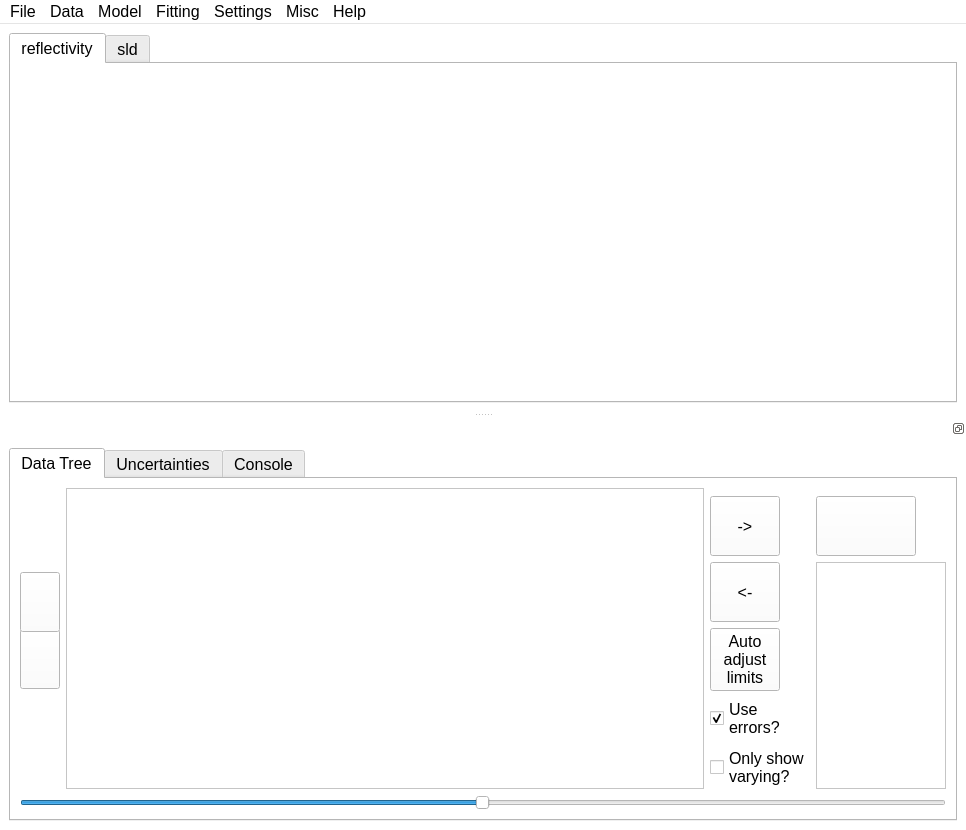
Old version of the form refnx/reflect/_app/ui/motofit.ui in the repository refnx/refnx.
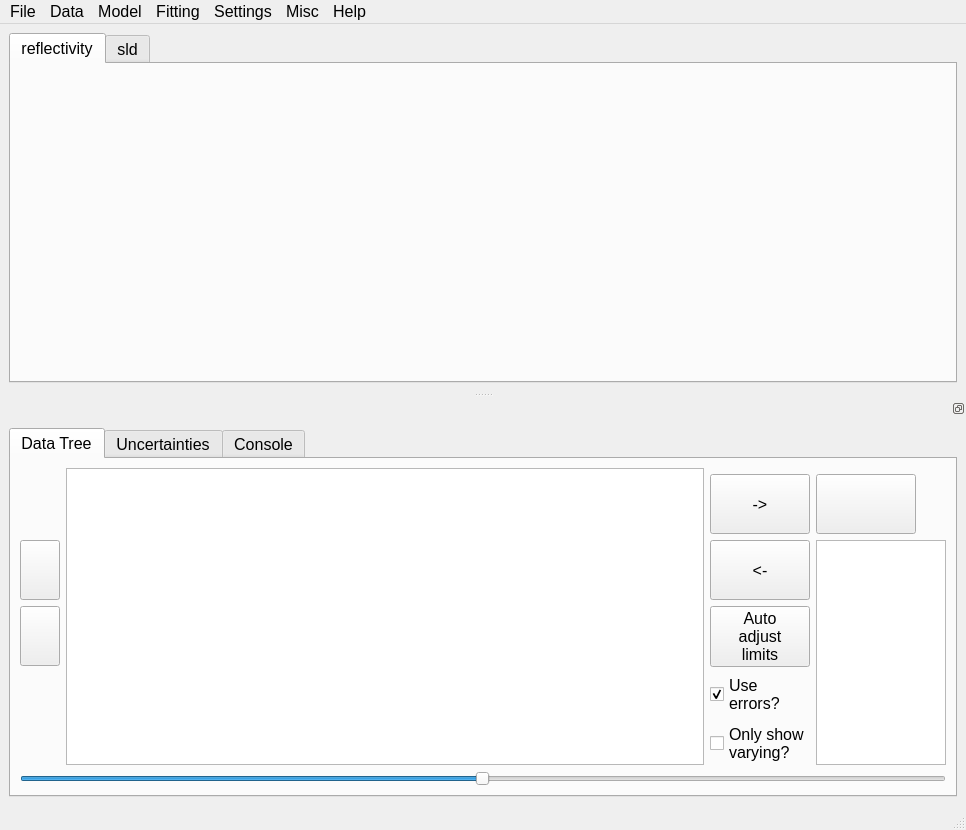
New version of the form. Icons and pictures are not drawn.

Commit message: MAINT: gui tending

What changed in the file:
```diff
--- a/refnx/reflect/_app/ui/motofit.ui
+++ b/refnx/reflect/_app/ui/motofit.ui
@@ -22,448 +22,6 @@
     <height>800</height>
    </size>
   </property>
-  <property name="palette">
-   <palette>
-    <active>
-     <colorrole role="WindowText">
-      <brush brushstyle="SolidPattern">
-       <color alpha="255">
-        <red>0</red>
-        <green>0</green>
-        <blue>0</blue>
-       </color>
-      </brush>
-     </colorrole>
-     <colorrole role="Button">
-      <brush brushstyle="SolidPattern">
-       <color alpha="255">
-        <red>255</red>
-        <green>255</green>
-        <blue>255</blue>
-       </color>
-      </brush>
-     </colorrole>
-     <colorrole role="Light">
-      <brush brushstyle="SolidPattern">
-       <color alpha="255">
-        <red>255</red>
-        <green>255</green>
-        <blue>255</blue>
-       </color>
-      </brush>
-     </colorrole>
-     <colorrole role="Midlight">
-      <brush brushstyle="SolidPattern">
-       <color alpha="255">
-        <red>255</red>
-        <green>255</green>
-        <blue>255</blue>
-       </color>
-      </brush>
-     </colorrole>
-     <colorrole role="Dark">
-      <brush brushstyle="SolidPattern">
-       <color alpha="255">
-        <red>127</red>
-        <green>127</green>
-        <blue>127</blue>
-       </color>
-      </brush>
-     </colorrole>
-     <colorrole role="Mid">
-      <brush brushstyle="SolidPattern">
-       <color alpha="255">
-        <red>170</red>
-        <green>170</green>
-        <blue>170</blue>
-       </color>
-      </brush>
-     </colorrole>
-     <colorrole role="Text">
-      <brush brushstyle="SolidPattern">
-       <color alpha="255">
-        <red>0</red>
-        <green>0</green>
-        <blue>0</blue>
-       </color>
-      </brush>
-     </colorrole>
-     <colorrole role="BrightText">
-      <brush brushstyle="SolidPattern">
-       <color alpha="255">
-        <red>255</red>
-        <green>255</green>
-        <blue>255</blue>
-       </color>
-      </brush>
-     </colorrole>
-     <colorrole role="ButtonText">
-      <brush brushstyle="SolidPattern">
-       <color alpha="255">
-        <red>0</red>
-        <green>0</green>
-        <blue>0</blue>
-       </color>
-      </brush>
-     </colorrole>
-     <colorrole role="Base">
-      <brush brushstyle="SolidPattern">
-       <color alpha="255">
-        <red>255</red>
-        <green>255</green>
-        <blue>255</blue>
-       </color>
-      </brush>
-     </colorrole>
-     <colorrole role="Window">
-      <brush brushstyle="SolidPattern">
-       <color alpha="255">
-        <red>255</red>
-        <green>255</green>
-        <blue>255</blue>
-       </color>
-      </brush>
-     </colorrole>
-     <colorrole role="Shadow">
-      <brush brushstyle="SolidPattern">
-       <color alpha="255">
-        <red>0</red>
-        <green>0</green>
-        <blue>0</blue>
-       </color>
-      </brush>
-     </colorrole>
-     <colorrole role="AlternateBase">
-      <brush brushstyle="SolidPattern">
-       <color alpha="255">
-        <red>255</red>
-        <green>255</green>
-        <blue>255</blue>
-       </color>
-      </brush>
-     </colorrole>
-     <colorrole role="ToolTipBase">
-      <brush brushstyle="SolidPattern">
-       <color alpha="255">
-        <red>255</red>
-        <green>255</green>
-        <blue>220</blue>
-       </color>
-      </brush>
-     </colorrole>
-     <colorrole role="ToolTipText">
-      <brush brushstyle="SolidPattern">
-       <color alpha="255">
-        <red>0</red>
-        <green>0</green>
-        <blue>0</blue>
-       </color>
-      </brush>
-     </colorrole>
-     <colorrole role="PlaceholderText">
-      <brush brushstyle="NoBrush">
-       <color alpha="128">
-        <red>0</red>
-        <green>0</green>
-        <blue>0</blue>
-       </color>
-      </brush>
-     </colorrole>
-    </active>
-    <inactive>
-     <colorrole role="WindowText">
-      <brush brushstyle="SolidPattern">
-       <color alpha="255">
-        <red>0</red>
-        <green>0</green>
-        <blue>0</blue>
-       </color>
-      </brush>
-     </colorrole>
-     <colorrole role="Button">
-      <brush brushstyle="SolidPattern">
-       <color alpha="255">
-        <red>255</red>
-        <green>255</green>
-        <blue>255</blue>
-       </color>
-      </brush>
-     </colorrole>
-     <colorrole role="Light">
-      <brush brushstyle="SolidPattern">
-       <color alpha="255">
-        <red>255</red>
-        <green>255</green>
-        <blue>255</blue>
-       </color>
-      </brush>
-     </colorrole>
-     <colorrole role="Midlight">
-      <brush brushstyle="SolidPattern">
-       <color alpha="255">
-        <red>255</red>
-        <green>255</green>
-        <blue>255</blue>
-       </color>
-      </brush>
-     </colorrole>
-     <colorrole role="Dark">
-      <brush brushstyle="SolidPattern">
-       <color alpha="255">
-        <red>127</red>
-        <green>127</green>
-        <blue>127</blue>
-       </color>
-      </brush>
-     </colorrole>
-     <colorrole role="Mid">
-      <brush brushstyle="SolidPattern">
-       <color alpha="255">
-        <red>170</red>
-        <green>170</green>
-        <blue>170</blue>
-       </color>
-      </brush>
-     </colorrole>
-     <colorrole role="Text">
-      <brush brushstyle="SolidPattern">
-       <color alpha="255">
-        <red>0</red>
-        <green>0</green>
-        <blue>0</blue>
-       </color>
-      </brush>
-     </colorrole>
-     <colorrole role="BrightText">
-      <brush brushstyle="SolidPattern">
-       <color alpha="255">
-        <red>255</red>
-        <green>255</green>
-        <blue>255</blue>
-       </color>
-      </brush>
-     </colorrole>
-     <colorrole role="ButtonText">
-      <brush brushstyle="SolidPattern">
-       <color alpha="255">
-        <red>0</red>
-        <green>0</green>
-        <blue>0</blue>
-       </color>
-      </brush>
-     </colorrole>
-     <colorrole role="Base">
-      <brush brushstyle="SolidPattern">
-       <color alpha="255">
-        <red>255</red>
-        <green>255</green>
-        <blue>255</blue>
-       </color>
-      </brush>
-     </colorrole>
-     <colorrole role="Window">
-      <brush brushstyle="SolidPattern">
-       <color alpha="255">
-        <red>255</red>
-        <green>255</green>
-        <blue>255</blue>
-       </color>
-      </brush>
-     </colorrole>
-     <colorrole role="Shadow">
-      <brush brushstyle="SolidPattern">
-       <color alpha="255">
-        <red>0</red>
-        <green>0</green>
-        <blue>0</blue>
-       </color>
-      </brush>
-     </colorrole>
-     <colorrole role="AlternateBase">
-      <brush brushstyle="SolidPattern">
-       <color alpha="255">
-        <red>255</red>
-        <green>255</green>
-        <blue>255</blue>
-       </color>
-      </brush>
-     </colorrole>
-     <colorrole role="ToolTipBase">
-      <brush brushstyle="SolidPattern">
-       <color alpha="255">
-        <red>255</red>
-        <green>255</green>
-        <blue>220</blue>
-       </color>
-      </brush>
-     </colorrole>
-     <colorrole role="ToolTipText">
-      <brush brushstyle="SolidPattern">
-       <color alpha="255">
-        <red>0</red>
-        <green>0</green>
-        <blue>0</blue>
-       </color>
-      </brush>
-     </colorrole>
-     <colorrole role="PlaceholderText">
-      <brush brushstyle="NoBrush">
-       <color alpha="128">
-        <red>0</red>
-        <green>0</green>
-        <blue>0</blue>
-       </color>
-      </brush>
-     </colorrole>
-    </inactive>
-    <disabled>
-     <colorrole role="WindowText">
-      <brush brushstyle="SolidPattern">
-       <color alpha="255">
-        <red>127</red>
-        <green>127</green>
-        <blue>127</blue>
-       </color>
-      </brush>
-     </colorrole>
-     <colorrole role="Button">
-      <brush brushstyle="SolidPattern">
-       <color alpha="255">
-        <red>255</red>
-        <green>255</green>
-        <blue>255</blue>
-       </color>
-      </brush>
-     </colorrole>
-     <colorrole role="Light">
-      <brush brushstyle="SolidPattern">
-       <color alpha="255">
-        <red>255</red>
-        <green>255</green>
-        <blue>255</blue>
-       </color>
-      </brush>
-     </colorrole>
-     <colorrole role="Midlight">
-      <brush brushstyle="SolidPattern">
-       <color alpha="255">
-        <red>255</red>
-        <green>255</green>
-        <blue>255</blue>
-       </color>
-      </brush>
-     </colorrole>
-     <colorrole role="Dark">
-      <brush brushstyle="SolidPattern">
-       <color alpha="255">
-        <red>127</red>
-        <green>127</green>
-        <blue>127</blue>
-       </color>
-      </brush>
-     </colorrole>
-     <colorrole role="Mid">
-      <brush brushstyle="SolidPattern">
-       <color alpha="255">
-        <red>170</red>
-        <green>170</green>
-        <blue>170</blue>
-       </color>
-      </brush>
-     </colorrole>
-     <colorrole role="Text">
-      <brush brushstyle="SolidPattern">
-       <color alpha="255">
-        <red>127</red>
-        <green>127</green>
-        <blue>127</blue>
-       </color>
-      </brush>
-     </colorrole>
-     <colorrole role="BrightText">
-      <brush brushstyle="SolidPattern">
-       <color alpha="255">
-        <red>255</red>
-        <green>255</green>
-        <blue>255</blue>
-       </color>
-      </brush>
-     </colorrole>
-     <colorrole role="ButtonText">
-      <brush brushstyle="SolidPattern">
-       <color alpha="255">
-        <red>127</red>
-        <green>127</green>
-        <blue>127</blue>
-       </color>
-      </brush>
-     </colorrole>
-     <colorrole role="Base">
-      <brush brushstyle="SolidPattern">
-       <color alpha="255">
-        <red>255</red>
-        <green>255</green>
-        <blue>255</blue>
-       </color>
-      </brush>
-     </colorrole>
-     <colorrole role="Window">
-      <brush brushstyle="SolidPattern">
-       <color alpha="255">
-        <red>255</red>
-        <green>255</green>
-        <blue>255</blue>
-       </color>
-      </brush>
-     </colorrole>
-     <colorrole role="Shadow">
-      <brush brushstyle="SolidPattern">
-       <color alpha="255">
-        <red>0</red>
-        <green>0</green>
-        <blue>0</blue>
-       </color>
-      </brush>
-     </colorrole>
-     <colorrole role="AlternateBase">
-      <brush brushstyle="SolidPattern">
-       <color alpha="255">
-        <red>255</red>
-        <green>255</green>
-        <blue>255</blue>
-       </color>
-      </brush>
-     </colorrole>
-     <colorrole role="ToolTipBase">
-      <brush brushstyle="SolidPattern">
-       <color alpha="255">
-        <red>255</red>
-        <green>255</green>
-        <blue>220</blue>
-       </color>
-      </brush>
-     </colorrole>
-     <colorrole role="ToolTipText">
-      <brush brushstyle="SolidPattern">
-       <color alpha="255">
-        <red>0</red>
-        <green>0</green>
-        <blue>0</blue>
-       </color>
-      </brush>
-     </colorrole>
-     <colorrole role="PlaceholderText">
-      <brush brushstyle="NoBrush">
-       <color alpha="128">
-        <red>0</red>
-        <green>0</green>
-        <blue>0</blue>
-       </color>
-      </brush>
-     </colorrole>
-    </disabled>
-   </palette>
-  </property>
   <property name="font">
    <font>
     <pointsize>12</pointsize>
@@ -670,6 +228,7 @@
    <addaction name="menuMisc"/>
    <addaction name="menuHelp"/>
   </widget>
+  <widget class="QStatusBar" name="statusbar"/>
   <widget class="QDockWidget" name="dockWidget">
    <property name="sizePolicy">
     <sizepolicy hsizetype="Expanding" vsizetype="Expanding">
@@ -852,22 +411,10 @@
          </item>
          <item row="2" column="0">
           <widget class="QPushButton" name="add_layer">
-           <property name="sizePolicy">
-            <sizepolicy hsizetype="Fixed" vsizetype="Fixed">
-             <horstretch>0</horstretch>
-             <verstretch>0</verstretch>
-            </sizepolicy>
-           </property>
-           <property name="minimumSize">
-            <size>
-             <width>40</width>
-             <height>60</height>
-            </size>
-           </property>
            <property name="maximumSize">
             <size>
              <width>40</width>
-             <height>40</height>
+             <height>60</height>
             </size>
            </property>
            <property name="toolTip">
@@ -1012,12 +559,6 @@
              <height>60</height>
             </size>
            </property>
-           <property name="maximumSize">
-            <size>
-             <width>70</width>
-             <height>70</height>
-            </size>
-           </property>
            <property name="toolTip">
             <string>Add a dataset to those being fitted</string>
            </property>
@@ -1034,12 +575,6 @@
              <height>60</height>
             </size>
            </property>
-           <property name="maximumSize">
-            <size>
-             <width>70</width>
-             <height>70</height>
-            </size>
-           </property>
            <property name="toolTip">
             <string>Remove dataset from those being fitted</string>
            </property>
@@ -1056,12 +591,6 @@
              <height>60</height>
             </size>
            </property>
-           <property name="maximumSize">
-            <size>
-             <width>70</width>
-             <height>70</height>
-            </size>
-           </property>
            <property name="font">
             <font>
              <pointsize>12</pointsize>
```
Left out of the diff: 2 changed lines with no effect on the pictures. The commit also changes 3 other files.
